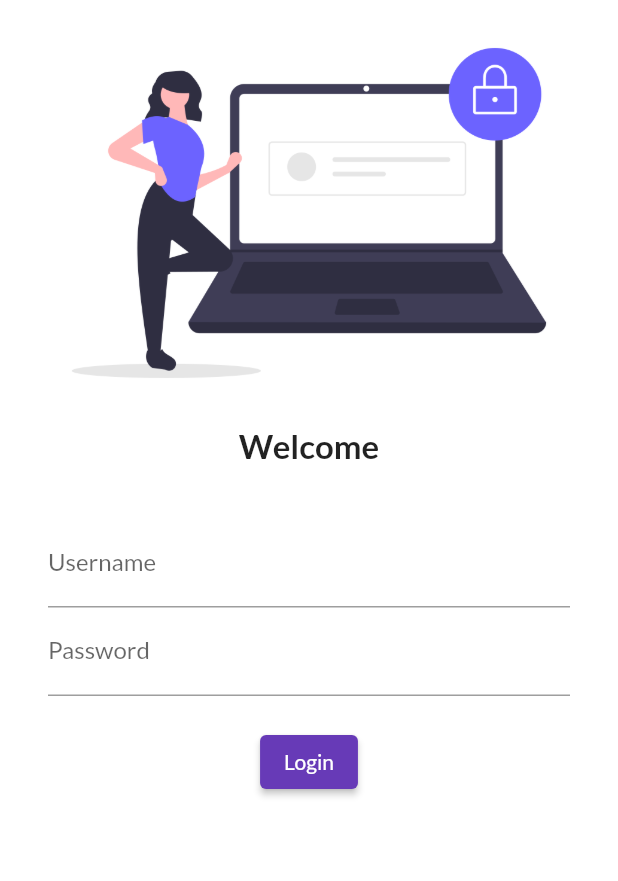
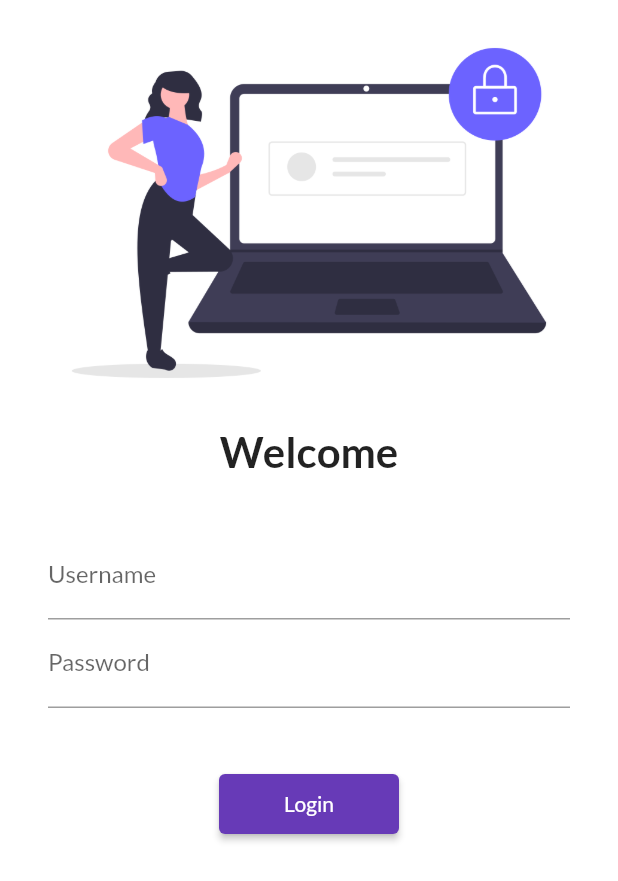
Before and after one commit to chandachando/flutter_catalogapp, a Flutter app: the screen it shows after launch, on a phone screen of 412 x 824 dp. Shown: the top 881 px of the screen. Run offline on Flutter 3.47's test engine with Material 2 defaults, Android fonts, the light colour scheme and no system bars; our stand-ins replace google_fonts.

Commit message:
Day 5 Completed

```diff
--- a/lib/main.dart
+++ b/lib/main.dart
@@ -1,4 +1,5 @@
 import 'package:flutter/material.dart';
+import 'package:flutter_catalogapp/utilities/routes.dart';
 import 'package:google_fonts/google_fonts.dart';
 import 'package:flutter_catalogapp/pages/home_page.dart';
 import 'package:flutter_catalogapp/pages/login_page.dart';
@@ -22,8 +23,8 @@ class MyApp extends StatelessWidget {
       initialRoute: "/",
       routes: {
         "/": (context) => LoginPage(),
-        "/home": (context) => HomePage(),
-        "/login": (context) => LoginPage(),
+        MyRoutes.homeRoute: (context) => HomePage(),
+        MyRoutes.loginRoute: (context) => LoginPage(),
       },
     );
   }
--- a/lib/pages/login_page.dart
+++ b/lib/pages/login_page.dart
@@ -1,6 +1,7 @@
 // ignore_for_file: prefer_const_constructors
 
 import 'package:flutter/material.dart';
+import 'package:flutter_catalogapp/utilities/routes.dart';
 
 class LoginPage extends StatelessWidget {
   @override
@@ -16,7 +17,7 @@ class LoginPage extends StatelessWidget {
             Text(
               "Welcome",
               style: TextStyle(
-                fontSize: 22,
+                fontSize: 28,
                 fontWeight: FontWeight.bold,
               ),
             ),
@@ -42,13 +43,13 @@ class LoginPage extends StatelessWidget {
                     ),
                   ),
                   SizedBox(
-                    height: 20.0,
+                    height: 40.0,
                   ),
                   ElevatedButton(
                     onPressed: () {
-                      print("Hi Moon");
+                      Navigator.pushNamed(context, MyRoutes.homeRoute);
                     },
-                    style: TextButton.styleFrom(),
+                    style: TextButton.styleFrom(minimumSize: Size(120, 40)),
                     child: Text("Login"),
                   ),
                 ],
--- /dev/null
+++ b/lib/utilities/routes.dart
@@ -0,0 +1,4 @@
+class MyRoutes {
+  static String loginRoute = "/login";
+  static String homeRoute = "/home";
+}
```
